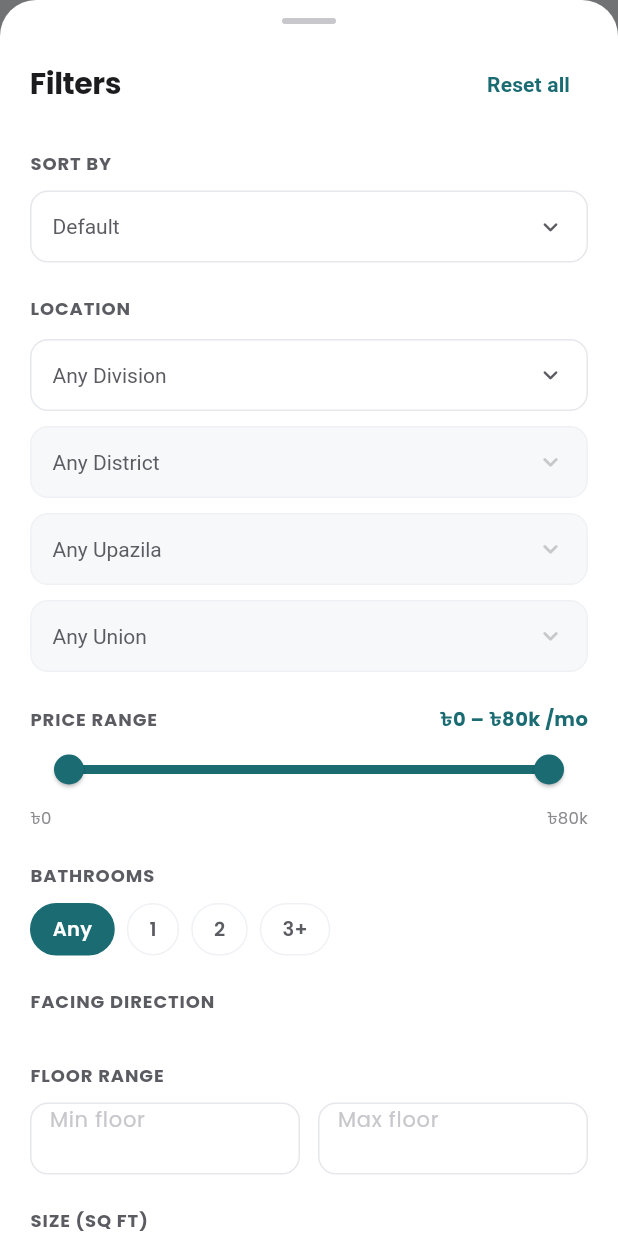
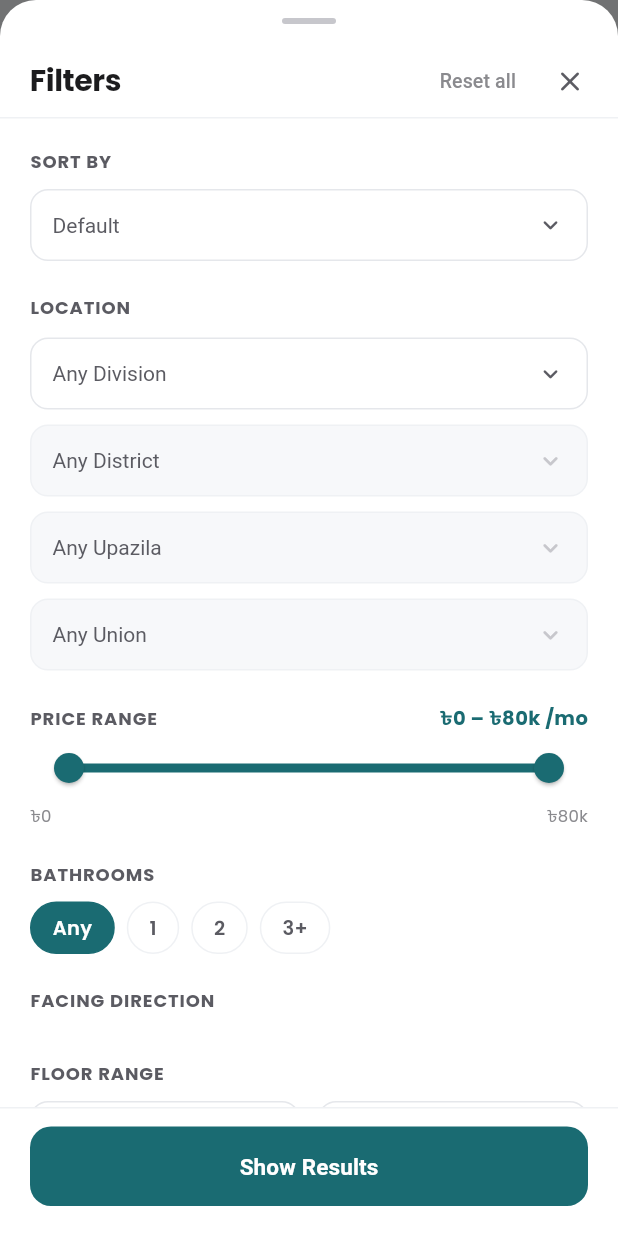
Before and after one commit to Frabbi727/flat_nest, a Flutter app: the DiscoveryView screen opened directly, after a tap on the "notifications" icon, after a tap on the "tune" icon, on a phone screen of 412 x 824 dp. Run offline on Flutter 3.47's test engine with Material 3 defaults, Android fonts, the phone set to English and light mode, and no system bars; our stand-ins replace cloud_firestore, dio, equatable, firebase_core, firebase_messaging, flutter_local_notifications and 11 more; accounts and stored records are empty; network calls fail.

```diff
--- a/lib/app/modules/renter_home/view/discovery/discovery_view.dart
+++ b/lib/app/modules/renter_home/view/discovery/discovery_view.dart
@@ -125,6 +125,8 @@ class DiscoveryView extends GetView<RenterHomeController> {
       isScrollControlled: true,
       backgroundColor: Colors.transparent,
       useSafeArea: true,
+      enableDrag: true,
+      isDismissible: true,
       builder: (_) => FiltersSheet(t: t),
     );
   }
--- a/lib/app/modules/renter_home/view/discovery/filters_sheet.dart
+++ b/lib/app/modules/renter_home/view/discovery/filters_sheet.dart
@@ -81,33 +81,46 @@ class _FiltersSheetState extends State<FiltersSheet> {
       child: Column(
         mainAxisSize: MainAxisSize.min,
         children: [
+          // Drag handle
           Container(
             margin: const EdgeInsets.only(top: 12),
             width: 36,
             height: 4,
             decoration: BoxDecoration(color: t.inkFaint, borderRadius: BorderRadius.circular(2)),
           ),
-          Flexible(
-            child: SingleChildScrollView(
-              padding: const EdgeInsets.fromLTRB(20, 16, 20, 28),
-              child: Column(
-                crossAxisAlignment: CrossAxisAlignment.start,
-                children: [
-                  // Header
-                  Row(
-                    mainAxisAlignment: MainAxisAlignment.spaceBetween,
+
+          // ── Sticky header ────────────────────────────────────────────────
+          Padding(
+            padding: const EdgeInsets.fromLTRB(20, 14, 8, 0),
+            child: Row(
               children: [
                 Text(
                   'Filters',
                   style: TextStyle(fontSize: 20, fontWeight: FontWeight.w700, color: t.ink, letterSpacing: -0.3),
                 ),
+                const Spacer(),
                 TextButton(
                   onPressed: _resetAll,
-                        child: Text('Reset all', style: TextStyle(color: t.primary, fontWeight: FontWeight.w600)),
+                  child: Text('Reset all', style: TextStyle(color: t.inkSoft, fontSize: 13, fontWeight: FontWeight.w500)),
+                ),
+                IconButton(
+                  onPressed: () => Navigator.pop(context),
+                  icon: Icon(Icons.close_rounded, color: t.inkMid, size: 22),
+                  padding: EdgeInsets.zero,
+                  constraints: const BoxConstraints(minWidth: 40, minHeight: 40),
                 ),
               ],
             ),
-                  const SizedBox(height: 20),
+          ),
+          Divider(height: 1, color: t.borderSoft),
+
+          // ── Scrollable content ───────────────────────────────────────────
+          Flexible(
+            child: SingleChildScrollView(
+              padding: const EdgeInsets.fromLTRB(20, 20, 20, 8),
+              child: Column(
+                crossAxisAlignment: CrossAxisAlignment.start,
+                children: [
 
                   // ── SORT BY ──────────────────────────────────────────────
                   _sectionLabel('SORT BY'),
@@ -372,40 +385,31 @@ class _FiltersSheetState extends State<FiltersSheet> {
                       }).toList(),
                     );
                   }),
-                  const SizedBox(height: 28),
-
-                  // ── Buttons ───────────────────────────────────────────────
-                  Row(
-                    children: [
-                      Expanded(
-                        child: OutlinedButton(
-                          onPressed: () => Navigator.pop(context),
-                          style: OutlinedButton.styleFrom(
-                            padding: const EdgeInsets.symmetric(vertical: 14),
-                            side: BorderSide(color: t.border),
-                            shape: RoundedRectangleBorder(borderRadius: BorderRadius.circular(12)),
-                          ),
-                          child: Text('Cancel', style: TextStyle(color: t.ink, fontWeight: FontWeight.w600)),
+                  const SizedBox(height: 8),
+                ],
               ),
             ),
-                      const SizedBox(width: 12),
-                      Expanded(
-                        flex: 2,
+          ),
+
+          // ── Sticky action button ─────────────────────────────────────────
+          Container(
+            decoration: BoxDecoration(
+              color: t.surface,
+              border: Border(top: BorderSide(color: t.borderSoft)),
+            ),
+            padding: const EdgeInsets.fromLTRB(20, 12, 20, 20),
+            child: SizedBox(
+              width: double.infinity,
               child: ElevatedButton(
                 onPressed: _applyAndClose,
                 style: ElevatedButton.styleFrom(
                   backgroundColor: t.primary,
                   foregroundColor: Colors.white,
-                            padding: const EdgeInsets.symmetric(vertical: 14),
+                  padding: const EdgeInsets.symmetric(vertical: 16),
                   elevation: 0,
-                            shape: RoundedRectangleBorder(borderRadius: BorderRadius.circular(12)),
+                  shape: RoundedRectangleBorder(borderRadius: BorderRadius.circular(14)),
                 ),
-                          child: const Text('Show results', style: TextStyle(fontWeight: FontWeight.w600)),
-                        ),
-                      ),
-                    ],
-                  ),
-                ],
+                child: const Text('Show Results', style: TextStyle(fontWeight: FontWeight.w700, fontSize: 15)),
               ),
             ),
           ),
```
Lines whose indentation alone changed are shown as unchanged.
